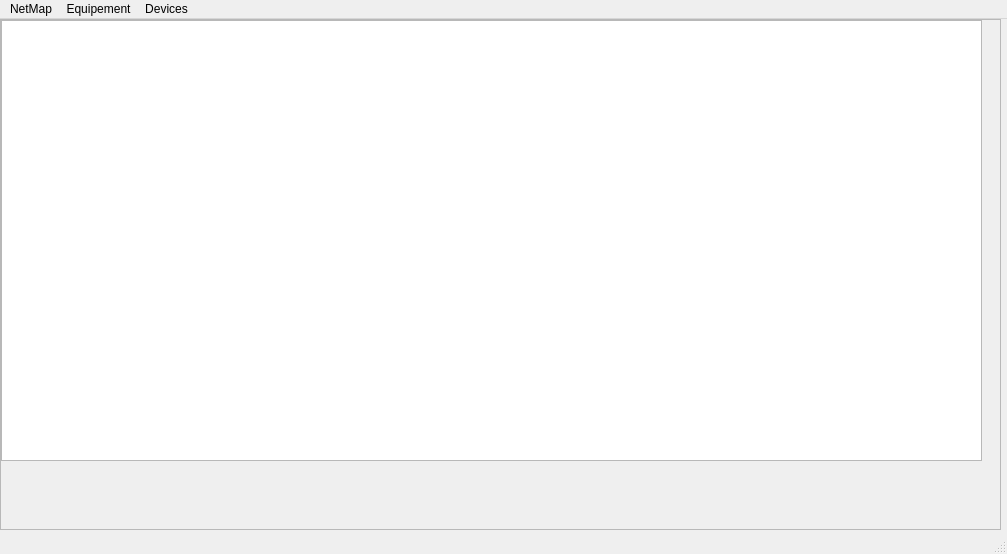
Before: the Qt Designer form Net_map/mainwindow.ui in Traygueur/net_map, drawn with Qt 5.
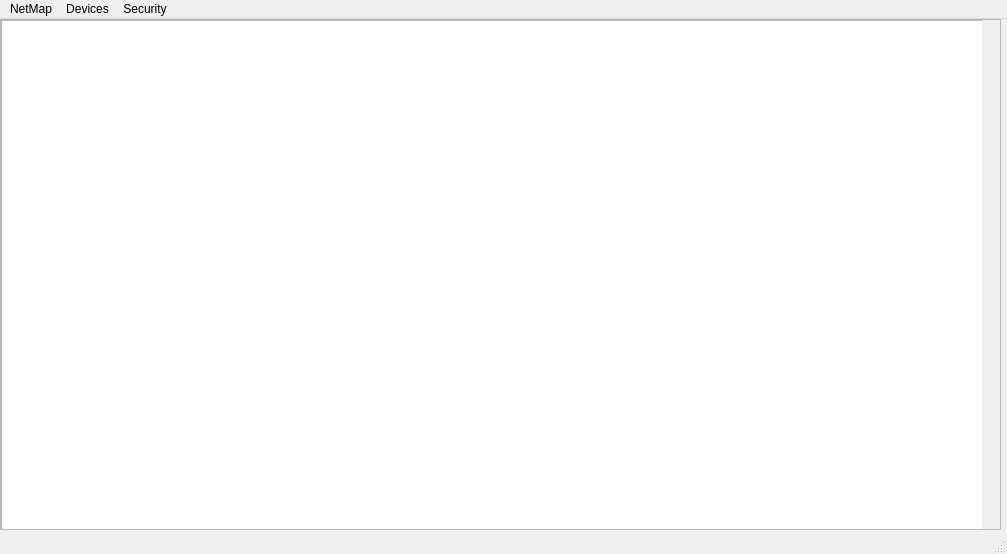
After: the same form once the commit is applied. The open tabs and pages were chosen to show the change.

Commit message: création page security + création du tableau + navigation

```diff
--- a/Net_map/mainwindow.ui
+++ b/Net_map/mainwindow.ui
@@ -339,8 +339,8 @@
           <rect>
            <x>0</x>
            <y>0</y>
-           <width>981</width>
-           <height>441</height>
+           <width>1011</width>
+           <height>511</height>
           </rect>
          </property>
         </widget>
@@ -364,19 +364,19 @@
      <string>NetMap</string>
     </property>
    </widget>
-   <widget class="QMenu" name="menuEquipement">
-    <property name="title">
-     <string>Equipement</string>
-    </property>
-   </widget>
    <widget class="QMenu" name="menuDevices">
     <property name="title">
      <string>Devices</string>
     </property>
    </widget>
+   <widget class="QMenu" name="menuSecurity">
+    <property name="title">
+     <string>Security</string>
+    </property>
+   </widget>
    <addaction name="menuNetMap"/>
-   <addaction name="menuEquipement"/>
    <addaction name="menuDevices"/>
+   <addaction name="menuSecurity"/>
   </widget>
   <widget class="QStatusBar" name="statusbar"/>
   <action name="actionNouvellePage">
```
Left out of the diff: 4 changed lines with no effect on the pictures. The commit also changes 42 other files.
